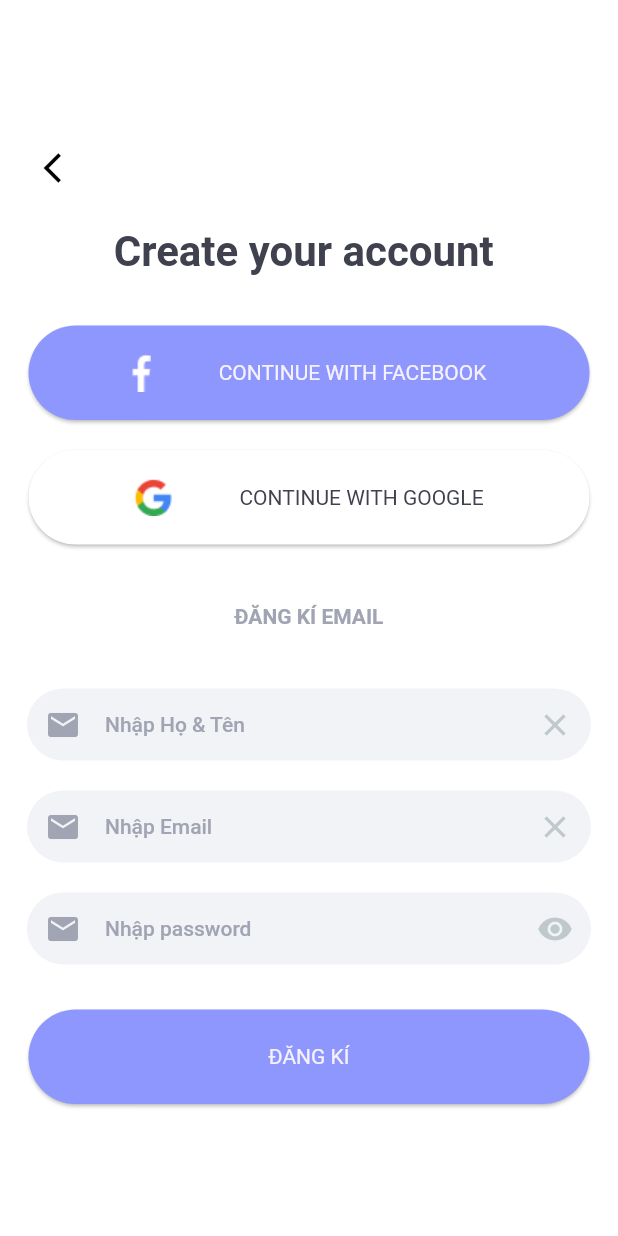
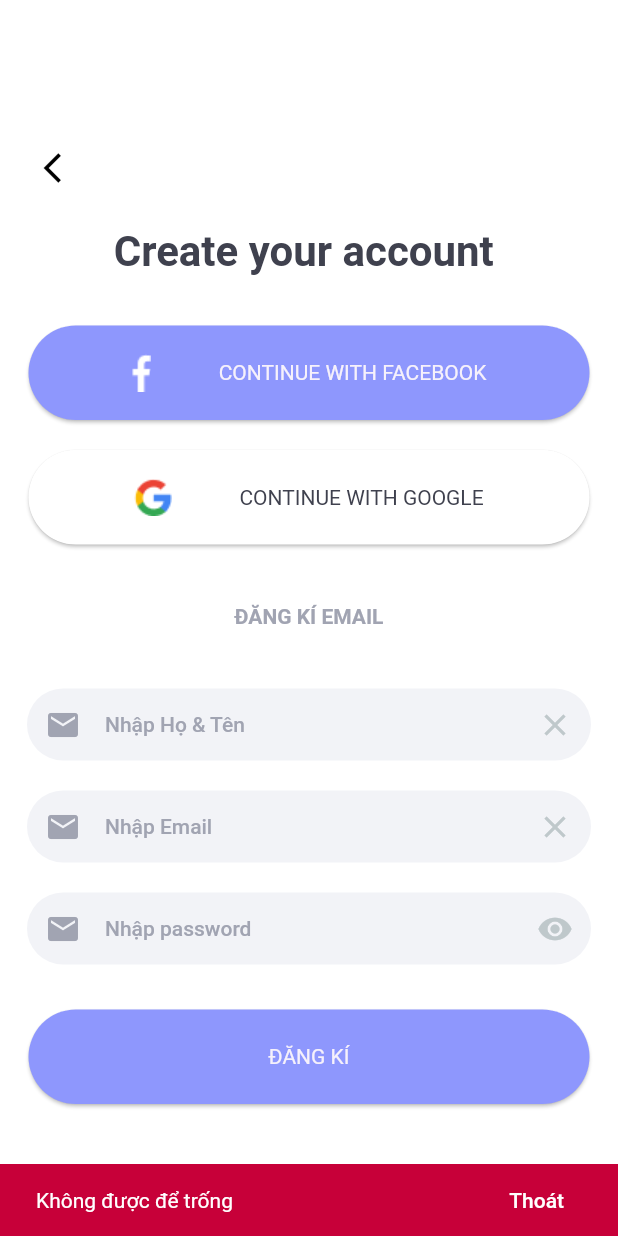
Before and after one commit to canhpqp1501/App-Demo-Shopping, a Flutter app: the SigUpShopping screen opened by its route, after a tap on "ĐĂNG KÍ", on a phone screen of 412 x 824 dp. Run offline on Flutter 3.47's test engine with Material 2 defaults, Android fonts, the light colour scheme and no system bars; our stand-ins replace firebase_auth, firebase_core, google_nav_bar, lottie, permission_handler, shared_preferences; accounts and stored records are empty; network calls fail.

Commit message:
update2010

```diff
--- a/lib/user_auth/authentication.dart
+++ b/lib/user_auth/authentication.dart
@@ -11,8 +11,14 @@ class Auth {
     await _firebaseAuth.signInWithEmailAndPassword(
         email: email, password: password);
   }
+  //  try {
+  //     await _firebaseAuth.signInWithEmailAndPassword(
+  //         email: email, password: password);
+  //   } catch (error) {
+  //     print('lỗi');
+  //   }
 
-  siginWithEmailAndPassword({
+  signUpWithEmailAndPassword({
     required String email,
     required String password,
   }) async {
--- a/lib/view/sigup.dart
+++ b/lib/view/sigup.dart
@@ -1,8 +1,9 @@
 // ignore_for_file: unused_local_variable, use_build_context_synchronously, non_constant_identifier_names
 
+import 'package:demo_pass_data/router/app_router.dart';
 import 'package:demo_pass_data/user_auth/authentication.dart';
+import 'package:firebase_auth/firebase_auth.dart';
 
-import 'package:firebase_auth/firebase_auth.dart';
 import 'package:flutter/material.dart';
 import 'package:shared_preferences/shared_preferences.dart';
 
@@ -19,7 +20,8 @@ class _SigUpShoppingState extends State<SigUpShopping> {
   final _userNameController = TextEditingController();
   final _passWordController = TextEditingController();
   bool isChesk = false;
-  String? userwordError;
+  String? emailError;
+  String? nameError;
   String? passwordError;
   SharedPreferences? Prefs;
 
@@ -36,12 +38,29 @@ class _SigUpShoppingState extends State<SigUpShopping> {
   }
 
   void sigUpHandle() async {
+    if (_userNameController.text.isNotEmpty &&
+        _emailNameController.text.isNotEmpty &&
+        _passWordController.text.isNotEmpty) {
+      try {
+        await Auth().signUpWithEmailAndPassword(
+            email: _emailNameController.text.trim(),
+            password: _passWordController.text.trim());
+
+        if (mounted) {
+          Navigator.of(context).pushNamedAndRemoveUntil(
+            AppRouterName.widget_Tree,
+            ModalRoute.withName(AppRouterName.widget_Tree),
+          );
+        }
+      // ignore: empty_catches
+      } catch (error) {}
+    }
+
     String email = _emailNameController.text.trim();
-    String userName = _userNameController.text.trim();
     String pass = _passWordController.text.trim();
 
     User? user =
-        await _auth.siginWithEmailAndPassword(email: email, password: pass);
+        await _auth.loginWithEmailAndPassword(email: email, password: pass);
     if (user == null) {
       Navigator.pushNamed(context, "/home");
     }
@@ -159,7 +178,11 @@ class _SigUpShoppingState extends State<SigUpShopping> {
               child: TextField(
                 style: const TextStyle(color: Color(0xff000000)),
                 controller: _userNameController,
-                onChanged: (value) {},
+                onChanged: (value) {
+                  setState(() {
+                    nameError = null;
+                  });
+                },
                 keyboardType: TextInputType.emailAddress,
                 decoration: InputDecoration(
                   prefixIcon: const Padding(
@@ -180,7 +203,7 @@ class _SigUpShoppingState extends State<SigUpShopping> {
                       icon: const Icon(Icons.clear)),
                   border: OutlineInputBorder(
                     borderRadius: BorderRadius.circular(30),
-                    borderSide: userwordError != null
+                    borderSide: emailError != null
                         ? const BorderSide(
                             color: Color.fromARGB(255, 244, 244, 244),
                           )
@@ -197,7 +220,11 @@ class _SigUpShoppingState extends State<SigUpShopping> {
               child: TextField(
                 style: const TextStyle(color: Color(0xff000000)),
                 controller: _emailNameController,
-                onChanged: (value) {},
+                onChanged: (value) {
+                  setState(() {
+                    emailError = null;
+                  });
+                },
                 keyboardType: TextInputType.emailAddress,
                 decoration: InputDecoration(
                   prefixIcon: const Padding(
@@ -218,7 +245,7 @@ class _SigUpShoppingState extends State<SigUpShopping> {
                       icon: const Icon(Icons.clear)),
                   border: OutlineInputBorder(
                     borderRadius: BorderRadius.circular(30),
-                    borderSide: userwordError != null
+                    borderSide: emailError != null
                         ? const BorderSide(
                             color: Color.fromARGB(255, 244, 244, 244),
                           )
@@ -235,7 +262,11 @@ class _SigUpShoppingState extends State<SigUpShopping> {
               child: TextField(
                 style: const TextStyle(color: Color(0xff000000)),
                 controller: _passWordController,
-                onChanged: (value) {},
+                onChanged: (value) {
+                  setState(() {
+                    passwordError = null;
+                  });
+                },
                 obscureText: !isChesk,
                 keyboardType: TextInputType.emailAddress,
                 decoration: InputDecoration(
@@ -283,6 +314,49 @@ class _SigUpShoppingState extends State<SigUpShopping> {
                     backgroundColor: const Color(0xFF8E97FD)),
                 onPressed: () {
                   sigUpHandle();
+                  if (_userNameController.text.isEmpty &&
+                      _emailNameController.text.isEmpty &&
+                      _passWordController.text.isEmpty) {
+                    setState(() {
+                      final snackbar = SnackBar(
+                        backgroundColor: const Color(0xffC70039),
+                        content: const Text(
+                          "Không được để trống",
+                          style: TextStyle(color: Color(0xffffffff)),
+                        ),
+                        action: SnackBarAction(
+                            label: "Thoát",
+                            textColor: const Color(0xffffffff),
+                            onPressed: () {}),
+                      );
+                      ScaffoldMessenger.of(context).showSnackBar(snackbar);
+                    });
+                  } else if (_userNameController.text == '' ||
+                      _emailNameController.text == '' ||
+                      _passWordController.text == '') {
+                    setState(() {
+                      final snackbar = SnackBar(
+                        backgroundColor: const Color(0xffC70039),
+                        content: const Text(
+                          "Không được để trống các ô còn lại",
+                          style: TextStyle(color: Color(0xffffffff)),
+                        ),
+                        action: SnackBarAction(
+                            label: "Thoát",
+                            textColor: const Color(0xffffffff),
+                            onPressed: () {
+                              ////
+                            }),
+                      );
+                      ScaffoldMessenger.of(context).showSnackBar(snackbar);
+                    });
+                  } else {
+                    setState(() {
+                      nameError = null;
+                      emailError = null;
+                      passwordError = null;
+                    });
+                  }
                 },
                 child: const Text(
                   'ĐĂNG KÍ',
--- a/lib/view/widget_tree.dart
+++ b/lib/view/widget_tree.dart
@@ -1,8 +1,10 @@
 // ignore_for_file: non_constant_identifier_names, camel_case_types
 
-import 'package:demo_pass_data/user_auth/authentication.dart';
+
 import 'package:demo_pass_data/view/welcome_Screen.dart';
 import 'package:demo_pass_data/widget/home_main.dart';
+import 'package:firebase_auth/firebase_auth.dart';
+
 import 'package:flutter/material.dart';
 
 class widgetTree extends StatelessWidget {
@@ -18,7 +20,7 @@ class widgetTree extends StatelessWidget {
           return const WelcomeShopping();
         }
       },
-      stream: Auth().authenStateChanes,
+      stream: FirebaseAuth.instance.authStateChanges(),
     );
   }
 }
--- a/pubspec.yaml
+++ b/pubspec.yaml
@@ -40,10 +40,13 @@ dependencies:
   http: ^1.1.0
   google_nav_bar: ^5.0.6
   google_fonts: ^6.1.0
-  firebase_auth: ^4.10.0
+
   firebase_core: ^2.16.0
   shared_preferences: ^2.2.1
   permission_handler: ^11.0.1
+  lottie: ^2.6.0
+  firebase_auth: ^4.11.0
+  firebase_auth_platform_interface: ^7.0.0
 
 
 dev_dependencies:
@@ -71,6 +74,7 @@ flutter:
   # To add assets to your application, add an assets section, like this:
   assets:
    - assets/images/
+   - assets/
   #   - images/a_dot_burr.jpeg
   #   - images/a_dot_ham.jpeg
 
```
Also changed, not shown: lib/main.dart (+5 -2 lines), lib/view/login.dart (+66 -59 lines), lib/view/setting.dart (+4 -10 lines), lib/widget/home_list.dart (+23 -1 lines), lib/widget/home_main.dart (+9 -4 lines), lib/widget/new_item.dart (+6 -5 lines), pubspec.lock, 1 other file.
